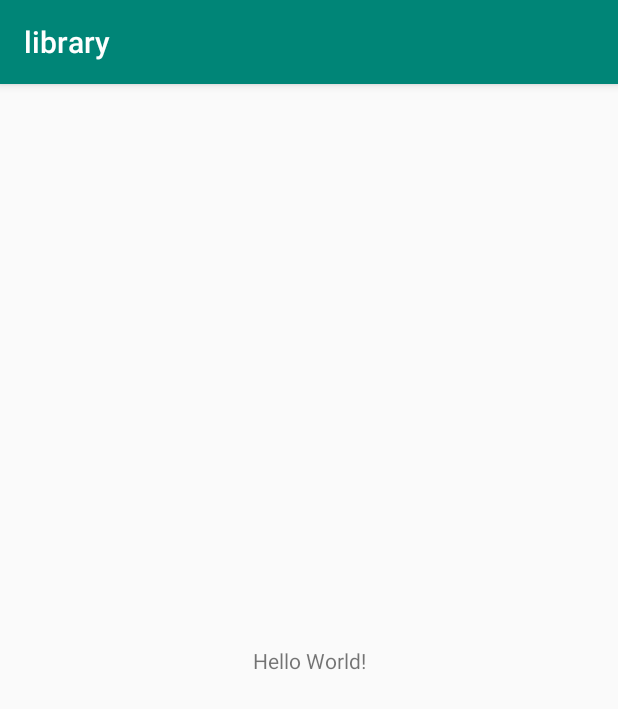
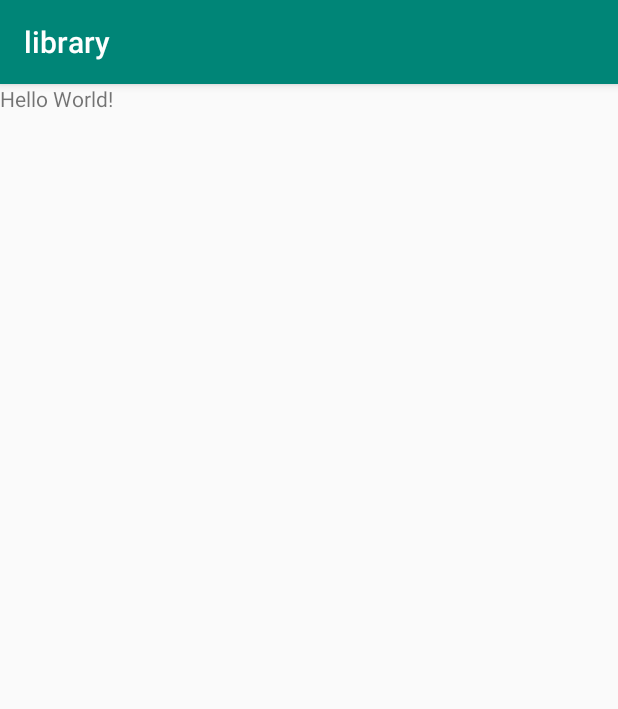
Before and after one commit to marven88cn/phsxy_library, an Android app: the screen it shows after launch (MainActivity), on a phone screen of 412 x 824 dp. Shown: the top 709 px of the screen. Run offline under Robolectric (Android 15) with nearby library versions, the phone set to English and light mode, and no system bars.

Commit message:
delete resoure

```diff
--- a/app/src/main/java/com/phsxy/library/MainActivity.java
+++ b/app/src/main/java/com/phsxy/library/MainActivity.java
@@ -3,8 +3,6 @@ package com.phsxy.library;
 import android.support.v7.app.AppCompatActivity;
 import android.os.Bundle;
 
-import com.phsxy.utils.BankInfoUtil;
-import com.phsxy.utils.StringUtils;
 
 public class MainActivity extends AppCompatActivity {
 
--- a/app/src/main/res/layout/activity_main.xml
+++ b/app/src/main/res/layout/activity_main.xml
@@ -1,6 +1,5 @@
 <?xml version="1.0" encoding="utf-8"?>
-<android.support.constraint.ConstraintLayout xmlns:android="http://schemas.android.com/apk/res/android"
-    xmlns:app="http://schemas.android.com/apk/res-auto"
+<LinearLayout xmlns:android="http://schemas.android.com/apk/res/android"
     xmlns:tools="http://schemas.android.com/tools"
     android:layout_width="match_parent"
     android:layout_height="match_parent"
@@ -10,9 +9,6 @@
         android:layout_width="wrap_content"
         android:layout_height="wrap_content"
         android:text="Hello World!"
-        app:layout_constraintBottom_toBottomOf="parent"
-        app:layout_constraintLeft_toLeftOf="parent"
-        app:layout_constraintRight_toRightOf="parent"
-        app:layout_constraintTop_toTopOf="parent" />
+        />
 
-</android.support.constraint.ConstraintLayout>
+</LinearLayout>
```
